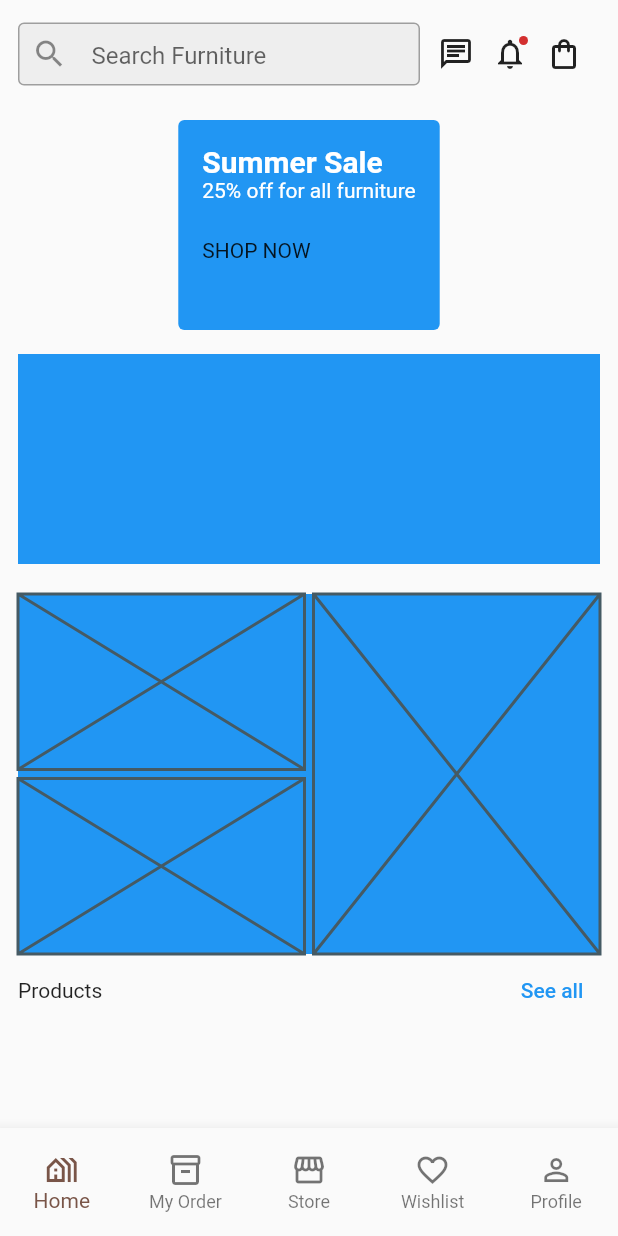
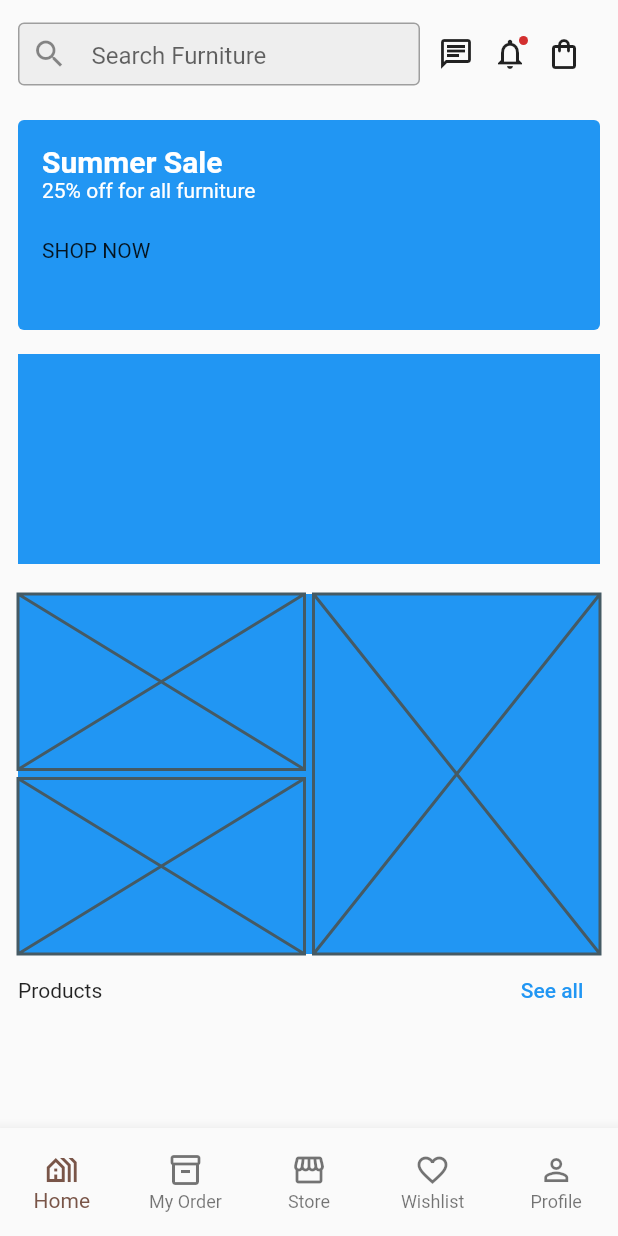
Before and after one commit to JAICHANGPARK/flutter_notebook_chapter_30, a Flutter app: the FurnitureMainPage screen opened directly, on a phone screen of 412 x 824 dp. Run offline on Flutter 3.47's test engine with Material 2 defaults, Android fonts, the phone set to English and light mode, and no system bars.

Commit message:
Update furniture_main_page.dart

```diff
--- a/lib/ep1505_furniture_store_app/view/furniture_main_page.dart
+++ b/lib/ep1505_furniture_store_app/view/furniture_main_page.dart
@@ -63,6 +63,7 @@ class _FurnitureMainPageState extends State<FurnitureMainPage> {
                       Container(
                         margin: const EdgeInsets.symmetric(vertical: 8),
                         height: 140,
+                        width: double.infinity,
                         decoration: BoxDecoration(
                           color: Colors.blue,
                           borderRadius: BorderRadius.circular(4),
@@ -70,8 +71,8 @@ class _FurnitureMainPageState extends State<FurnitureMainPage> {
                         padding: const EdgeInsets.all(16),
                         child: Column(
                           crossAxisAlignment: CrossAxisAlignment.start,
-                          children: [
-                            const Text(
+                          children: const [
+                            Text(
                               'Summer Sale',
                               style: TextStyle(
                                 fontWeight: FontWeight.bold,
@@ -79,16 +80,16 @@ class _FurnitureMainPageState extends State<FurnitureMainPage> {
                                 color: Colors.white,
                               ),
                             ),
-                            const Text(
+                            Text(
                               "25% off for all furniture",
                               style: TextStyle(
                                 color: Colors.white,
                               ),
                             ),
-                            const SizedBox(
+                            SizedBox(
                               height: 24,
                             ),
-                            const Text(
+                            Text(
                               "SHOP NOW",
                             ),
                           ],
```
